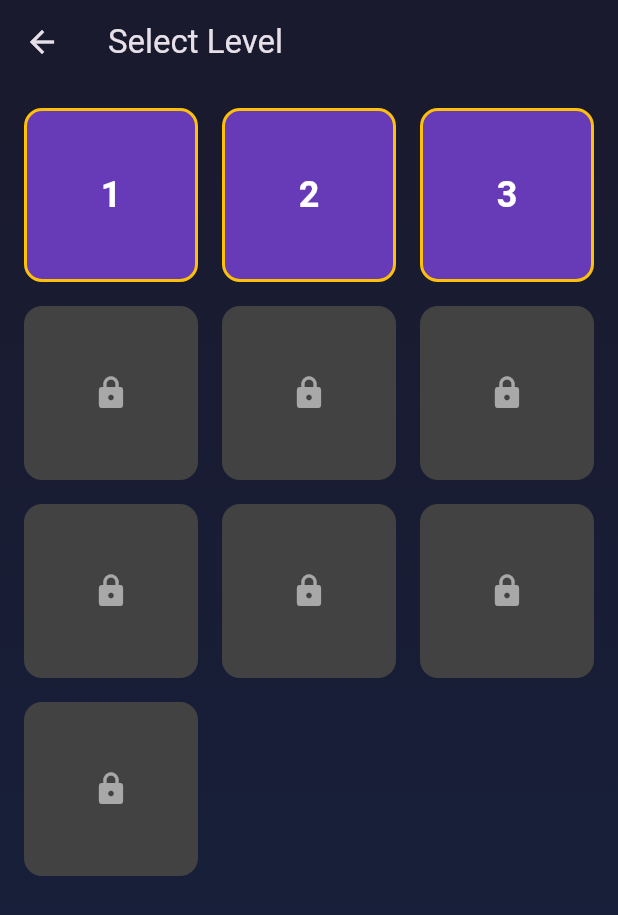
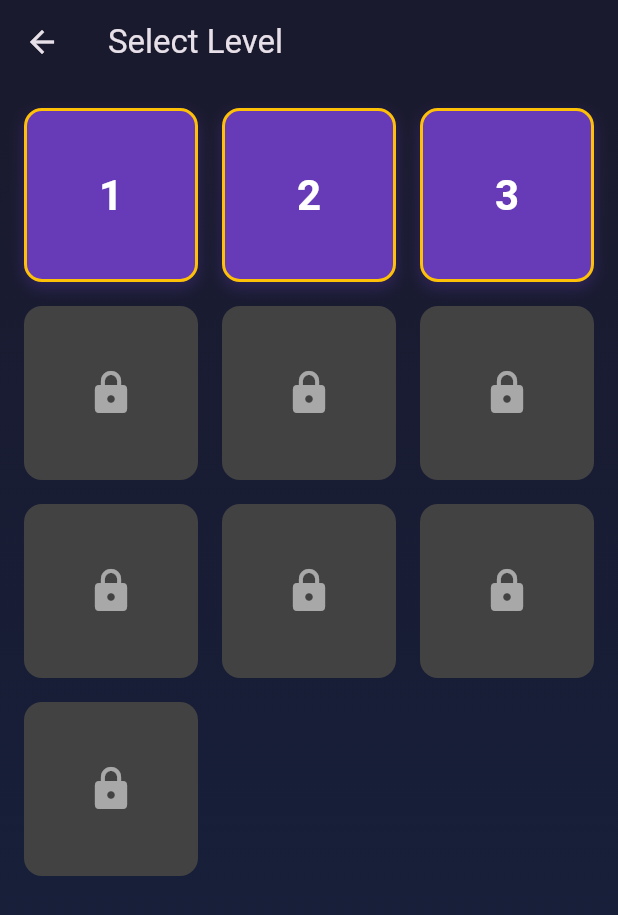
Before and after one commit to RoniAbravaya/gamefactory-game-dafd557a-001, a Flutter app: the LevelSelectScreen screen opened directly, on a phone screen of 412 x 824 dp. Shown: the top 915 px of the screen. Run offline on Flutter 3.47's test engine with Material 3 defaults, Android fonts, the light colour scheme and no system bars; our stand-ins replace equatable, firebase_analytics, firebase_core, google_mobile_ads, shared_preferences; missing offline and left inert: flame, flame_audio; accounts and stored records are empty; statements that could not run were skipped.

Commit message:
Step 9: Add all 10 level configurations

```diff
--- a/lib/config/levels.dart
+++ b/lib/config/levels.dart
@@ -1,155 +1,181 @@
 /// Level configurations for the game
 ///
-/// Defines parameters for all 10 levels including difficulty,
-/// time limits, and unlock requirements.
+/// Auto-generated by GameFactory.
+/// Contains all 10 level configurations with difficulty curve.
 
 class LevelConfig {
   final int levelNumber;
   final String name;
   final bool isFree;
+  final String unlockRequirement;
   final double difficulty;
   final int? timeLimitSeconds;
   final int targetScore;
   final int obstacleCount;
   final double obstacleSpeed;
   final int collectibleCount;
+  final int collectibleValue;
   final String backgroundTheme;
 
   const LevelConfig({
     required this.levelNumber,
     required this.name,
     required this.isFree,
+    required this.unlockRequirement,
     required this.difficulty,
     this.timeLimitSeconds,
     required this.targetScore,
     required this.obstacleCount,
     required this.obstacleSpeed,
     required this.collectibleCount,
+    required this.collectibleValue,
     required this.backgroundTheme,
   });
 }
 
 class LevelConfigs {
+  LevelConfigs._();
+
   static const List<LevelConfig> levels = [
     LevelConfig(
       levelNumber: 1,
-      name: 'Tutorial',
+      name: 'Easy Start',
       isFree: true,
+      unlockRequirement: 'none',
       difficulty: 0.1,
-      timeLimitSeconds: null,
-      targetScore: 100,
+      timeLimitSeconds: 60,
+      targetScore: 500,
       obstacleCount: 3,
-      obstacleSpeed: 1.0,
+      obstacleSpeed: 0,
       collectibleCount: 10,
-      backgroundTheme: 'meadow',
+      collectibleValue: 10,
+      backgroundTheme: 'grassy_meadow',
     ),
     LevelConfig(
       levelNumber: 2,
-      name: 'Getting Started',
+      name: 'Jumping Practice',
       isFree: true,
+      unlockRequirement: 'none',
       difficulty: 0.2,
-      timeLimitSeconds: 120,
-      targetScore: 200,
+      timeLimitSeconds: 60,
+      targetScore: 750,
       obstacleCount: 5,
-      obstacleSpeed: 1.2,
+      obstacleSpeed: 0,
       collectibleCount: 15,
-      backgroundTheme: 'meadow',
+      collectibleValue: 10,
+      backgroundTheme: 'grassy_meadow',
     ),
     LevelConfig(
       levelNumber: 3,
-      name: 'First Challenge',
+      name: 'Obstacle Course',
       isFree: true,
+      unlockRequirement: 'none',
       difficulty: 0.3,
       timeLimitSeconds: 90,
-      targetScore: 300,
+      targetScore: 1000,
       obstacleCount: 7,
-      obstacleSpeed: 1.4,
+      obstacleSpeed: 0,
       collectibleCount: 20,
-      backgroundTheme: 'forest',
+      collectibleValue: 10,
+      backgroundTheme: 'grassy_meadow',
     ),
     LevelConfig(
       levelNumber: 4,
-      name: 'Into the Woods',
+      name: 'Moving Platforms',
       isFree: false,
+      unlockRequirement: 'rewarded_ad',
       difficulty: 0.4,
       timeLimitSeconds: 90,
-      targetScore: 400,
-      obstacleCount: 10,
-      obstacleSpeed: 1.6,
+      targetScore: 1500,
+      obstacleCount: 5,
+      obstacleSpeed: 2,
       collectibleCount: 25,
-      backgroundTheme: 'forest',
+      collectibleValue: 10,
+      backgroundTheme: 'city_rooftops',
     ),
     LevelConfig(
       levelNumber: 5,
-      name: 'Midway Point',
+      name: 'Precision Jumps',
       isFree: false,
+      unlockRequirement: 'rewarded_ad',
       difficulty: 0.5,
-      timeLimitSeconds: 75,
-      targetScore: 500,
-      obstacleCount: 12,
-      obstacleSpeed: 1.8,
-      collectibleCount: 30,
-      backgroundTheme: 'mountain',
+      timeLimitSeconds: 120,
+      targetScore: 2000,
+      obstacleCount: 7,
+      obstacleSpeed: 3,
+      collectibleCount: 10,
+      collectibleValue: 50,
+      backgroundTheme: 'city_rooftops',
     ),
     LevelConfig(
       levelNumber: 6,
-      name: 'Rising Difficulty',
+      name: 'Tricky Timing',
       isFree: false,
+      unlockRequirement: 'rewarded_ad',
       difficulty: 0.6,
-      timeLimitSeconds: 75,
-      targetScore: 600,
-      obstacleCount: 15,
-      obstacleSpeed: 2.0,
-      collectibleCount: 35,
-      backgroundTheme: 'mountain',
+      timeLimitSeconds: 120,
+      targetScore: 2500,
+      obstacleCount: 10,
+      obstacleSpeed: 4,
+      collectibleCount: 12,
+      collectibleValue: 50,
+      backgroundTheme: 'industrial_factory',
     ),
     LevelConfig(
       levelNumber: 7,
-      name: 'Expert Zone',
+      name: 'Gauntlet',
       isFree: false,
+      unlockRequirement: 'rewarded_ad',
       difficulty: 0.7,
-      timeLimitSeconds: 60,
-      targetScore: 700,
-      obstacleCount: 18,
-      obstacleSpeed: 2.2,
-      collectibleCount: 40,
-      backgroundTheme: 'cave',
+      timeLimitSeconds: 150,
+      targetScore: 3000,
+      obstacleCount: 12,
+      obstacleSpeed: 5,
+      collectibleCount: 15,
+      collectibleValue: 50,
+      backgroundTheme: 'industrial_factory',
     ),
     LevelConfig(
       levelNumber: 8,
-      name: 'Master Level',
+      name: 'Challenging Sequence',
       isFree: false,
+      unlockRequirement: 'rewarded_ad',
       difficulty: 0.8,
-      timeLimitSeconds: 60,
-      targetScore: 800,
-      obstacleCount: 20,
-      obstacleSpeed: 2.5,
-      collectibleCount: 45,
-      backgroundTheme: 'cave',
+      timeLimitSeconds: 150,
+      targetScore: 3500,
+      obstacleCount: 15,
+      obstacleSpeed: 6,
+      collectibleCount: 18,
+      collectibleValue: 50,
+      backgroundTheme: 'futuristic_city',
     ),
     LevelConfig(
       levelNumber: 9,
-      name: 'Ultimate Challenge',
+      name: 'Precision Madness',
       isFree: false,
+      unlockRequirement: 'rewarded_ad',
       difficulty: 0.9,
-      timeLimitSeconds: 45,
-      targetScore: 900,
-      obstacleCount: 25,
-      obstacleSpeed: 2.8,
-      collectibleCount: 50,
-      backgroundTheme: 'sky',
+      timeLimitSeconds: 180,
+      targetScore: 4000,
+      obstacleCount: 18,
+      obstacleSpeed: 7,
+      collectibleCount: 20,
+      collectibleValue: 50,
+      backgroundTheme: 'futuristic_city',
     ),
     LevelConfig(
       levelNumber: 10,
-      name: 'Final Boss',
+      name: 'Extreme Challenge',
       isFree: false,
+      unlockRequirement: 'rewarded_ad',
       difficulty: 1.0,
-      timeLimitSeconds: 45,
-      targetScore: 1000,
-      obstacleCount: 30,
-      obstacleSpeed: 3.0,
-      collectibleCount: 60,
-      backgroundTheme: 'sky',
+      timeLimitSeconds: 180,
+      targetScore: 5000,
+      obstacleCount: 20,
+      obstacleSpeed: 8,
+      collectibleCount: 25,
+      collectibleValue: 50,
+      backgroundTheme: 'futuristic_city',
     ),
   ];
 
@@ -161,6 +187,10 @@ class LevelConfigs {
   }
 
   static bool isLevelFree(int level) {
-    return level >= 1 && level <= 3;
+    if (level < 1 || level > levels.length) return false;
+    return levels[level - 1].isFree;
   }
+
+  static int get totalLevels => levels.length;
+  static int get freeLevels => levels.where((l) => l.isFree).length;
 }
--- a/lib/ui/screens/level_select_screen.dart
+++ b/lib/ui/screens/level_select_screen.dart
@@ -1,9 +1,10 @@
 import 'package:flutter/material.dart';
 import 'package:provider/provider.dart';
 import '../../services/storage_service.dart';
+import '../../services/audio_service.dart';
 import '../../config/levels.dart';
+import 'game_screen.dart';
 
-/// Level selection screen
 class LevelSelectScreen extends StatelessWidget {
   const LevelSelectScreen({super.key});
 
@@ -32,18 +33,52 @@ class LevelSelectScreen extends StatelessWidget {
             mainAxisSpacing: 16,
             crossAxisSpacing: 16,
           ),
-          itemCount: LevelConfigs.levels.length,
+          itemCount: LevelConfigs.totalLevels,
           itemBuilder: (context, index) {
             final level = LevelConfigs.levels[index];
             final isUnlocked = unlockedLevels.contains(level.levelNumber);
+            final highScore = storage.getHighScores()[level.levelNumber] ?? 0;
 
-            return GestureDetector(
+            return _LevelTile(
+              level: level,
+              isUnlocked: isUnlocked,
+              highScore: highScore,
               onTap: isUnlocked
                   ? () {
-                      // Navigate to game with specific level
-                      Navigator.pop(context);
+                      AudioService().playSound('button');
+                      Navigator.push(
+                        context,
+                        MaterialPageRoute(
+                          builder: (_) => GameScreen(initialLevel: level.levelNumber),
+                        ),
+                      );
                     }
                   : null,
+            );
+          },
+        ),
+      ),
+    );
+  }
+}
+
+class _LevelTile extends StatelessWidget {
+  final LevelConfig level;
+  final bool isUnlocked;
+  final int highScore;
+  final VoidCallback? onTap;
+
+  const _LevelTile({
+    required this.level,
+    required this.isUnlocked,
+    required this.highScore,
+    this.onTap,
+  });
+
+  @override
+  Widget build(BuildContext context) {
+    return GestureDetector(
+      onTap: onTap,
       child: Container(
         decoration: BoxDecoration(
           color: isUnlocked ? Colors.deepPurple : Colors.grey[800],
@@ -51,22 +86,39 @@ class LevelSelectScreen extends StatelessWidget {
           border: level.isFree
               ? Border.all(color: Colors.amber, width: 2)
               : null,
+          boxShadow: isUnlocked
+              ? [
+                  BoxShadow(
+                    color: Colors.deepPurple.withOpacity(0.3),
+                    blurRadius: 8,
+                    offset: const Offset(0, 4),
                   ),
-                child: Center(
-                  child: isUnlocked
-                      ? Text(
+                ]
+              : null,
+        ),
+        child: Column(
+          mainAxisAlignment: MainAxisAlignment.center,
+          children: [
+            if (isUnlocked) ...[
+              Text(
                 '${level.levelNumber}',
                 style: const TextStyle(
                   color: Colors.white,
-                            fontSize: 24,
+                  fontSize: 28,
                   fontWeight: FontWeight.bold,
                 ),
-                        )
-                      : const Icon(Icons.lock, color: Colors.white54),
+              ),
+              if (highScore > 0)
+                Text(
+                  '⭐ $highScore',
+                  style: const TextStyle(
+                    color: Colors.amber,
+                    fontSize: 12,
                   ),
                 ),
-            );
-          },
+            ] else
+              const Icon(Icons.lock, color: Colors.white54, size: 32),
+          ],
         ),
       ),
     );
```
Also changed, not shown: assets/levels.json (added, +244 -0 lines), 1 other file. Lines whose indentation alone changed are shown as unchanged.
